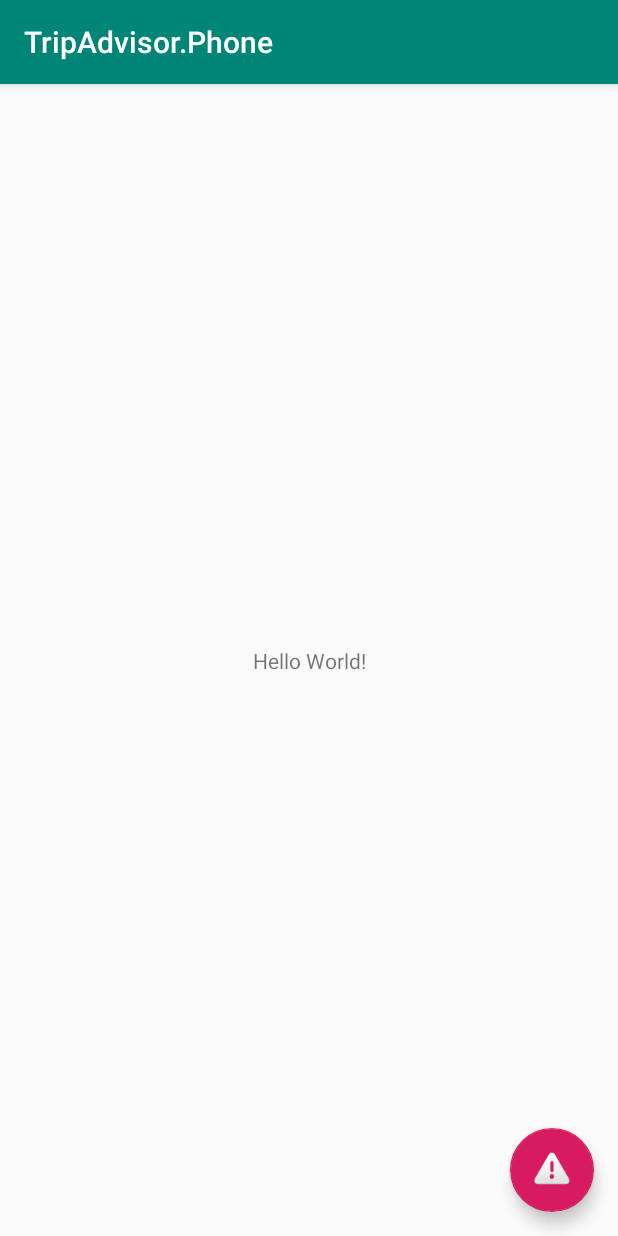
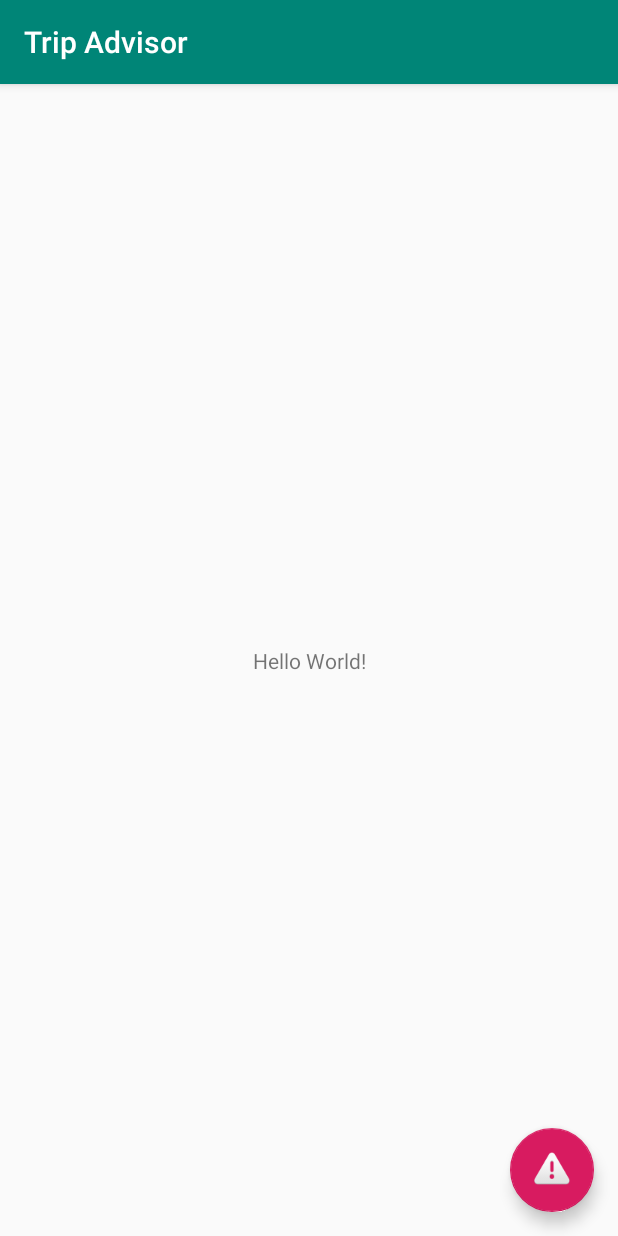
Before and after one commit to skelstar/Trip-Advisor.Phone, an Android app: the screen it shows after launch (MainActivity), on a phone screen of 412 x 824 dp. Run offline under Robolectric (Android 15) with nearby library versions, the phone set to English and light mode, and no system bars.

Commit message:
More polish. Changing name of app

```diff
--- a/TripAdvisor.Phone/app/src/main/java/com/skelstar/tripadvisorphone/NotificationHelper.kt
+++ b/TripAdvisor.Phone/app/src/main/java/com/skelstar/tripadvisorphone/NotificationHelper.kt
@@ -8,47 +8,21 @@
 import android.graphics.Color
 import com.skelstar.tripadvisorphone.R
 
-/**
- * Helper class to manage notification channels, and create notifications.
- */
 internal class NotificationHelper
-/**
- * Registers notification channels, which can be used later by individual notifications.
+    (ctx: Context) : ContextWrapper(ctx) {
 
- * @param ctx The application context
- */
-    (ctx: Context) : ContextWrapper(ctx) {
     private val manager: NotificationManager by lazy {
         getSystemService(Context.NOTIFICATION_SERVICE) as NotificationManager
     }
 
     init {
-
         val chan1 = NotificationChannel(PRIMARY_CHANNEL,
             getString(R.string.noti_channel_default), NotificationManager.IMPORTANCE_DEFAULT)
         chan1.lightColor = Color.GREEN
         chan1.lockscreenVisibility = Notification.VISIBILITY_PRIVATE
         manager.createNotificationChannel(chan1)
-
-        val chan2 = NotificationChannel(SECONDARY_CHANNEL,
-            getString(R.string.noti_channel_second), NotificationManager.IMPORTANCE_HIGH)
-        chan2.lightColor = Color.BLUE
-        chan2.lockscreenVisibility = Notification.VISIBILITY_PUBLIC
-        manager.createNotificationChannel(chan2)
     }
 
-    /**
-     * Get a notification of type 1
-
-     * Provide the builder rather than the notification it's self as useful for making notification
-     * changes.
-
-     * @param title the title of the notification
-     * *
-     * @param body the body text for the notification
-     * *
-     * @return the builder as it keeps a reference to the notification (since API 24)
-     */
     fun getNotification1(title: String, body: String): Notification.Builder {
         return Notification.Builder(applicationContext, PRIMARY_CHANNEL)
             .setContentTitle(title)
@@ -57,39 +31,10 @@
             .setAutoCancel(true)
     }
 
-    /**
-     * Build notification for secondary channel.
-
-     * @param title Title for notification.
-     * *
-     * @param body Message for notification.
-     * *
-     * @return A Notification.Builder configured with the selected channel and details
-     */
-    fun getNotification2(title: String, body: String): Notification.Builder {
-        return Notification.Builder(applicationContext, SECONDARY_CHANNEL)
-            .setContentTitle(title)
-            .setContentText(body)
-            .setSmallIcon(smallIcon)
-            .setAutoCancel(true)
-    }
-
-    /**
-     * Send a notification.
-
-     * @param id The ID of the notification
-     * *
-     * @param notification The notification object
-     */
     fun notify(id: Int, notification: Notification.Builder) {
         manager.notify(id, notification.build())
     }
 
-    /**
-     * Get the small icon for this app
-
-     * @return The small icon resource id
-     */
     private val smallIcon: Int
         get() = R.drawable.ic_notification
 
--- a/TripAdvisor.Phone/app/src/main/res/values/strings.xml
+++ b/TripAdvisor.Phone/app/src/main/res/values/strings.xml
@@ -1,5 +1,5 @@
 <resources>
-    <string name="app_name">TripAdvisor.Phone</string>
+    <string name="app_name">Trip Advisor</string>
     <string name="action_settings">Settings</string>
     <string name="btn1_description">Start foreground service</string>
     <string name="btn1_title" >Start</string>
```
